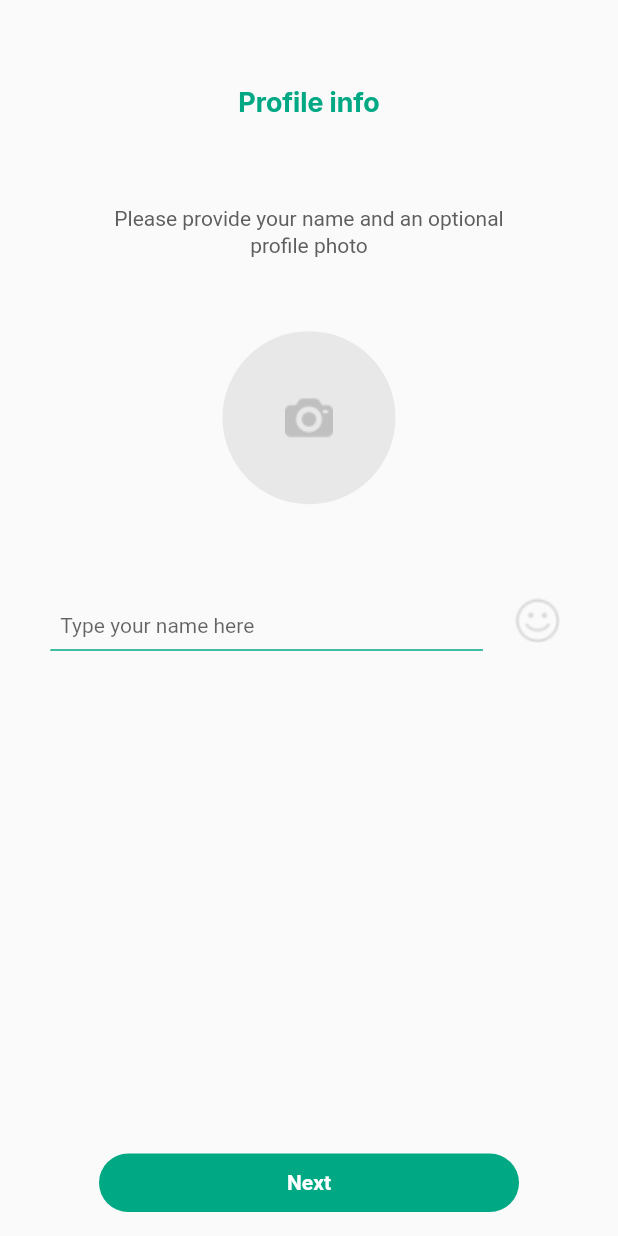
After one commit to SethRitikCoder/WhatsApp-UI, a Flutter app: the MyProfileScreen screen opened directly, on a phone screen of 412 x 824 dp. The commit adds this screen. Run offline on Flutter 3.47's test engine with Material 3 defaults, Android fonts, the phone set to English and light mode, and no system bars; our stand-ins replace image_picker.

Commit message:
add a profile screen and use showModalBottomSheet and image_picker and i apply some logic like i choose a image by using image_picker when image!=null show in ui

```diff
--- /dev/null
+++ b/lib/screens/PROFILE/profile.dart
@@ -0,0 +1,178 @@
+import 'package:flutter/material.dart';
+import 'package:image_picker/image_picker.dart';
+import 'package:whatsapp_app/widgets/uihelper.dart';
+import 'dart:io';
+
+class MyProfileScreen extends StatefulWidget {
+  const MyProfileScreen({super.key});
+
+  @override
+  State<MyProfileScreen> createState() => _MyProfileScreenState();
+}
+
+class _MyProfileScreenState extends State<MyProfileScreen> {
+  File? _selectedImage;
+  @override
+  Widget build(BuildContext context) {
+    double screenheight = MediaQuery.of(context).size.height;
+    double screenwidth = MediaQuery.of(context).size.width;
+    return Scaffold(
+      body: Center(
+        child: Column(
+          children: [
+            SizedBox(height: screenheight * 0.07),
+
+            Uihelper.customText(
+              text: "Profile info",
+              size: 18,
+              family: "Inter",
+              weight: FontWeight.w700,
+              color: Color.fromRGBO(0, 168, 132, 1),
+            ),
+            SizedBox(height: screenheight * 0.07),
+            Uihelper.customText(
+              text: "Please provide your name and an optional",
+              size: 14,
+              weight: FontWeight.w400,
+              family: "Roboto",
+            ),
+            SizedBox(height: 2),
+            Uihelper.customText(
+              text: "profile photo",
+              size: 14,
+              weight: FontWeight.w400,
+              family: "Roboto",
+            ),
+            SizedBox(height: screenheight * 0.06),
+            GestureDetector(
+              onTap: () {
+                _bottomsheet(context);
+              },
+              child: CircleAvatar(
+                radius: screenwidth * 0.14,
+                backgroundColor: Color.fromRGBO(217, 217, 217, 0.54),
+                backgroundImage: _selectedImage != null
+                    ? FileImage(_selectedImage!)
+                    : null,
+                child: _selectedImage == null
+                    ? Image.asset("assets/images/photo-camera.png")
+                    : null,
+              ),
+            ),
+            SizedBox(height: screenheight * 0.07),
+
+            Row(
+              crossAxisAlignment: CrossAxisAlignment.end,
+              mainAxisAlignment: MainAxisAlignment.center,
+              children: [
+                SizedBox(
+                  // height:40,
+                  width: screenwidth * 0.7,
+                  child: TextField(
+                    decoration: InputDecoration(
+                      isDense: true,
+                      contentPadding: EdgeInsets.only(bottom: 8),
+                      hintText: "  Type your name here",
+                      hintStyle: TextStyle(
+                        fontSize: 14,
+                        fontFamily: "Roboto",
+                        fontWeight: FontWeight.w400,
+                      ),
+                      border: UnderlineInputBorder(
+                        borderSide: BorderSide(
+                          color: Color.fromRGBO(0, 168, 132, 1),
+                        ),
+                      ),
+                      focusedBorder: UnderlineInputBorder(
+                        borderSide: BorderSide(
+                          color: Color.fromRGBO(0, 168, 132, 1),
+                        ),
+                      ),
+                      enabledBorder: UnderlineInputBorder(
+                        borderSide: BorderSide(
+                          color: Color.fromRGBO(0, 168, 132, 1),
+                        ),
+                      ),
+                    ),
+                  ),
+                ),
+                SizedBox(width: screenwidth * 0.04),
+                Image.asset(
+                  "assets/images/happy-face.png",
+                  height: 40,
+                  width: 40,
+                ),
+              ],
+            ),
+          ],
+        ),
+      ),
+      floatingActionButton: Uihelper.custombutton(
+        buttonname: "Next",
+        callback: () {
+
+
+
+        },
+      ),
+      floatingActionButtonLocation: FloatingActionButtonLocation.centerFloat,
+    );
+  }
+
+  dynamic _bottomsheet(BuildContext context) {
+    return showModalBottomSheet(
+      context: context,
+      shape: RoundedRectangleBorder(
+        borderRadius: BorderRadiusGeometry.vertical(top: Radius.circular(20)),
+      ),
+      builder: (BuildContext context) {
+        return SizedBox(
+          height: 300,
+
+          child: Column(
+            mainAxisAlignment: MainAxisAlignment.center,
+
+            children: [
+              Row(
+                mainAxisAlignment: MainAxisAlignment.spaceEvenly,
+                children: [
+                  IconButton(
+                    onPressed: () {
+                      _imagepick(ImageSource.camera);
+                    },
+                    icon: Icon(Icons.camera_alt, size: 80, color: Colors.grey),
+                  ),
+                  IconButton(
+                    onPressed: () {
+                      _imagepick(ImageSource.gallery);
+                    },
+                    icon: Icon(Icons.image, size: 80, color: Colors.grey),
+                  ),
+                ],
+              ),
+            ],
+          ),
+        );
+      },
+    );
+  }
+
+  Future<void> _imagepick(ImageSource imagesource) async {
+    try{ final ImagePicker picker = ImagePicker();
+    final XFile? image = await picker.pickImage(source: imagesource);
+    if (image != null) {
+      setState(() {
+        _selectedImage = File(image.path);
+      });
+      if(mounted){  Navigator.pop(context);}
+
+    }}
+    catch(e){
+      if(mounted){
+      ScaffoldMessenger.of(context).showSnackBar(
+        SnackBar(content: Text("Failed to pick image: $e"),backgroundColor: Colors.red,duration: Duration(seconds: 3),),
+      );
+    }}
+
+  }
+}
--- a/pubspec.yaml
+++ b/pubspec.yaml
@@ -34,6 +34,7 @@ dependencies:
   # The following adds the Cupertino Icons font to your application.
   # Use with the CupertinoIcons class for iOS style icons.
   cupertino_icons: ^1.0.8
+  image_picker: ^1.2.2
 
 dev_dependencies:
   flutter_test:
@@ -76,6 +77,7 @@ flutter:
     - family: Inter
       fonts:
         - asset: assets/fonts/Inter_18pt-Bold.ttf
+
     #       - asset: fonts/Schyler-Italic.ttf
     #         style: italic
     - family: Trajan Pro
```
Also changed, not shown: lib/screens/OTP/otpscreen.dart (added, +127 -0 lines), lib/screens/login/loginscreen.dart (+32 -1 lines), lib/widgets/uihelper.dart (+22 -2 lines), assets/images/happy-face.png (added), assets/images/photo-camera.png (added), pubspec.lock, 6 other files.
